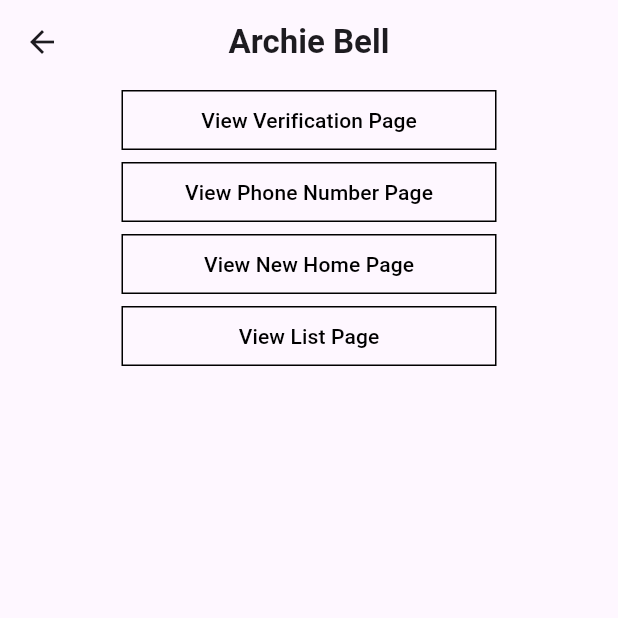
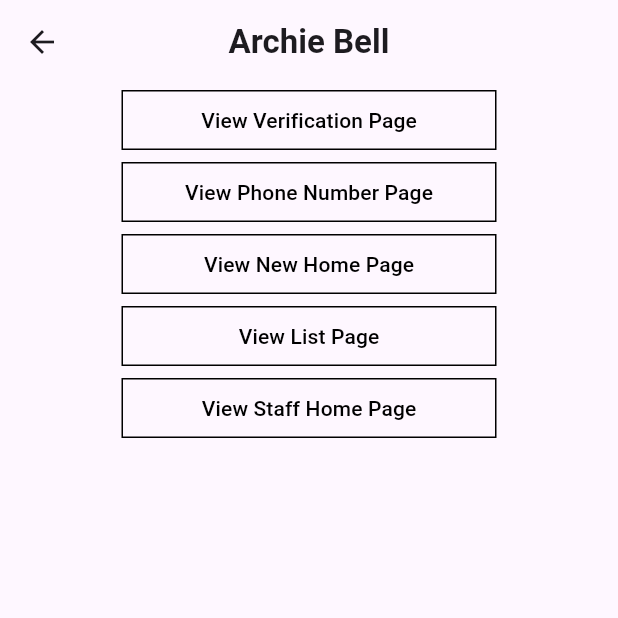
Before and after one commit to Archie-Bell/app, a Flutter app: the LegacyHomePage screen opened by its route, on a phone screen of 412 x 824 dp, the top half of it. Run offline on Flutter 3.47's test engine with Material 3 defaults, Android fonts, the phone set to English and light mode, and no system bars; our stand-ins replace cloud_firestore, firebase_core, firebase_messaging, flutter_dotenv; missing offline and left inert: mongo_dart; accounts and stored records are empty.

Commit message:
Add debug button for staff page

```diff
--- a/lib/pages/legacy_home_page.dart
+++ b/lib/pages/legacy_home_page.dart
@@ -110,6 +110,19 @@ class _LegacyHomePageState extends State<LegacyHomePage> {
               ),
               child: const Text("View List Page", style: TextStyle(color: Colors.black)),
             ),
+            OutlinedButton(
+              onPressed: () {
+                navigatorKey.currentState?.pushNamed('/staff/home_page');
+              },
+              style: OutlinedButton.styleFrom(
+                minimumSize: const Size(250, 40),
+                side: const BorderSide(color: Colors.black),
+                shape: RoundedRectangleBorder(
+                  borderRadius: BorderRadius.circular(0),
+                ),
+              ),
+              child: const Text("View Staff Home Page", style: TextStyle(color: Colors.black)),
+            ),
             Expanded(  // Ensures the FutureBuilder takes the remaining space
               child: FutureBuilder(
                 future: _dataFuture,
```
